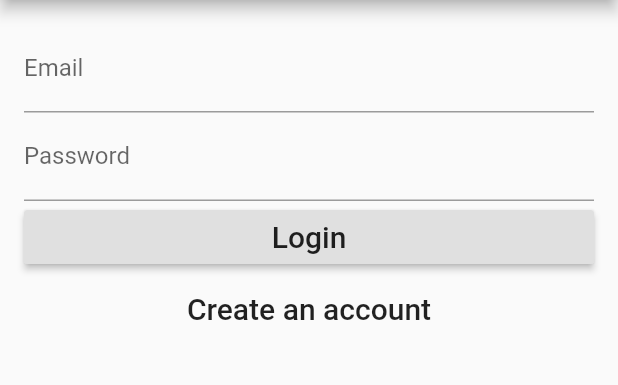
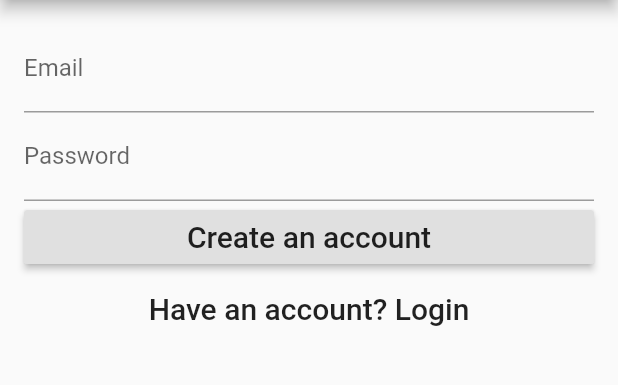
Before and after one commit to MatthewPalkimas/iLeftover, a Flutter app: the screen it shows after launch, after a tap on "Create an account", on a phone screen of 412 x 824 dp, the part 84-469 px from its top. Run offline on Flutter 3.47's test engine with Material 2 defaults, Android fonts, the phone set to English and light mode, and no system bars; our stand-ins replace firebase_auth; accounts and stored records are empty.

Commit message:
added create an account function (unfinished)

```diff
--- a/lib/login_page.dart
+++ b/lib/login_page.dart
@@ -48,6 +48,12 @@ class _LoginPageState extends State<LoginPage> {
     });
   }
 
+  void moveToLogin(){
+    setState(() {
+      _formType = FormType.login;
+    });
+  }
+
 
   @override
     Widget build(BuildContext context) {
@@ -61,7 +67,15 @@ class _LoginPageState extends State<LoginPage> {
             key: formKey,
             child: new Column(
               crossAxisAlignment: CrossAxisAlignment.stretch,
-              children: <Widget>[
+              children: buildInputs() + buildSubmitButtons(),
+            ),
+          )
+        )
+      );
+    }
+
+    List<Widget> buildInputs(){
+      return [
             new TextFormField(
               decoration: new InputDecoration(labelText: 'Email'),
               validator: (value) => value.isEmpty ? 'Email can\'t be empty' : null,
@@ -73,6 +87,13 @@ class _LoginPageState extends State<LoginPage> {
               obscureText: true,
               onSaved: (value) => _password = value,
             ),
+      ];
+    }
+
+    List<Widget> buildSubmitButtons() {
+      if (_formType == FormType.login)
+      {
+        return [
             new RaisedButton(
               child: new Text('Login', style: new TextStyle(fontSize: 20.0)),
               onPressed: validateAndSubmit,
@@ -81,10 +102,18 @@ class _LoginPageState extends State<LoginPage> {
               child: new Text('Create an account', style: new TextStyle(fontSize: 20.0)),
               onPressed: moveToRegister,
             )
-              ],
+        ];
+      } else {
+        return [
+            new RaisedButton(
+              child: new Text('Create an account', style: new TextStyle(fontSize: 20.0)),
+              onPressed: validateAndSubmit,
             ),
+            new FlatButton(
+              child: new Text('Have an account? Login', style: new TextStyle(fontSize: 20.0)),
+              onPressed: moveToLogin,
             )
-        )
-      );
+        ];
       }
     }
+}
```
Lines whose indentation alone changed are shown as unchanged.
